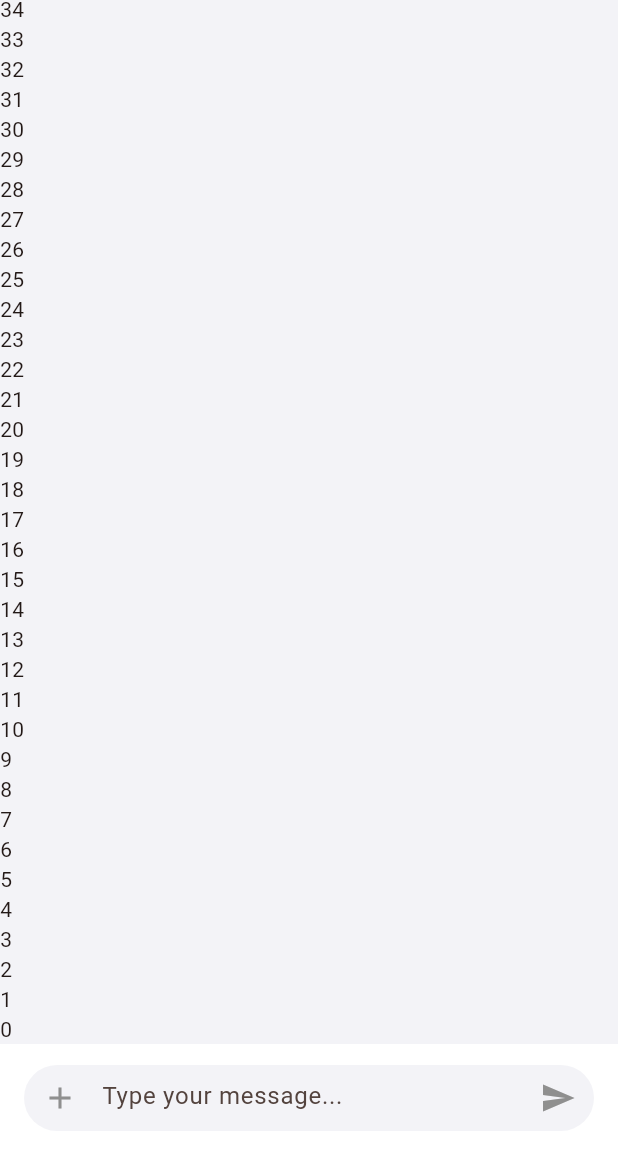
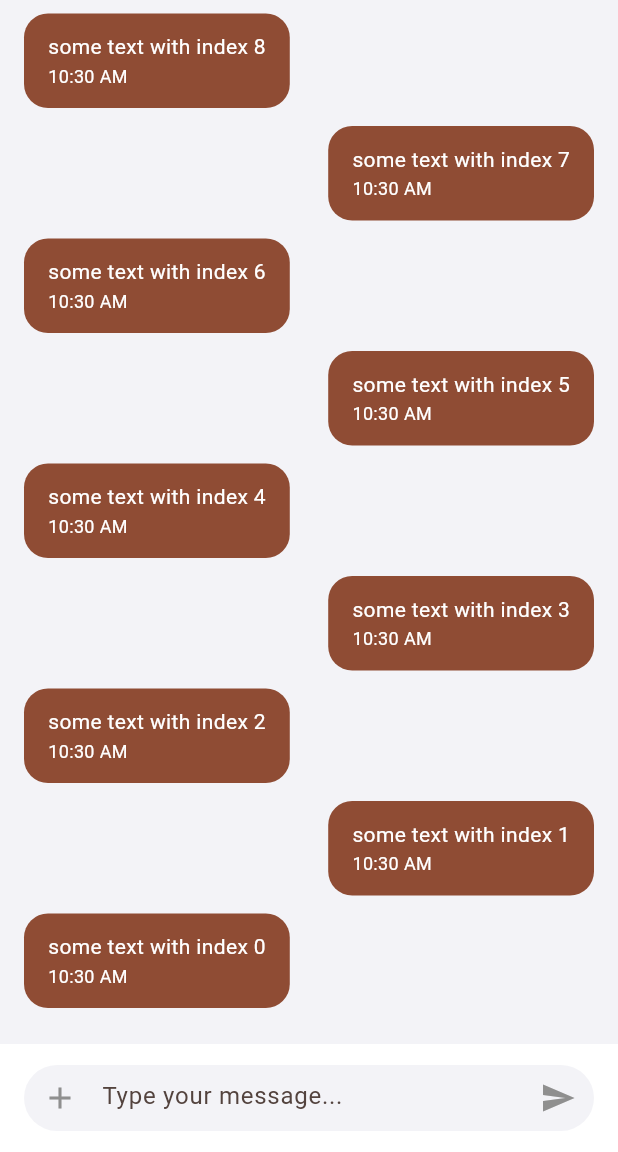
Before and after one commit to vastellorde/my_messenger, a Flutter app: the ChatPage screen opened by its route, on a phone screen of 412 x 824 dp, the part 84-1236 px from its top. Run offline on Flutter 3.47's test engine with Material 3 defaults, Android fonts, the light colour scheme and no system bars; our stand-ins replace auto_route, dio, flutter_bloc, flutter_secure_storage, freezed_annotation, get_it and 4 more; missing offline and left inert: talker_bloc_logger, talker_dio_logger; accounts and stored records are empty; statements that could not run were skipped.

Commit message:
feat(chat_page): add basic chat message

```diff
--- /dev/null
+++ b/lib/features/chat/data/models/message.dart
@@ -0,0 +1,15 @@
+import 'package:freezed_annotation/freezed_annotation.dart';
+
+part 'message.freezed.dart';
+
+enum MessageType { received, sent }
+
+@freezed
+class Message with _$Message {
+  const factory Message.text({
+    required String uid,
+    required String text,
+    required DateTime time,
+    required MessageType type,
+  }) = _TextMessage;
+}
--- /dev/null
+++ b/lib/features/chat/presentation/state/chat_bloc.dart
@@ -0,0 +1,13 @@
+import 'package:flutter_bloc/flutter_bloc.dart';
+import 'package:freezed_annotation/freezed_annotation.dart';
+import 'package:injectable/injectable.dart';
+import 'package:my_messenger/core/utils/data_state/data_state.dart';
+import 'package:my_messenger/features/chat/data/models/message.dart';
+
+part 'chat_bloc_models.dart';
+part 'chat_bloc.freezed.dart';
+
+@injectable
+class ChatBloc extends Bloc<ChatEvent, ChatState> {
+  ChatBloc() : super(ChatState.empty());
+}
--- /dev/null
+++ b/lib/features/chat/presentation/state/chat_bloc_models.dart
@@ -0,0 +1,17 @@
+part of 'chat_bloc.dart';
+
+@freezed
+class ChatEvent with _$ChatEvent {
+  const factory ChatEvent.sendMessage({required Message message}) =
+      _SendMessage;
+}
+
+@freezed
+class ChatState with _$ChatState {
+  const factory ChatState({required Ds<List<Message>> messageList}) =
+      _ChatState;
+
+  factory ChatState.empty() {
+    return ChatState(messageList: const Ds());
+  }
+}
--- a/lib/features/chat/presentation/ui/chat_page.dart
+++ b/lib/features/chat/presentation/ui/chat_page.dart
@@ -1,6 +1,8 @@
 import 'package:auto_route/auto_route.dart';
 import 'package:flutter/material.dart';
 import 'package:my_messenger/app/theme/app_colors.dart';
+import 'package:my_messenger/features/chat/data/models/message.dart';
+import 'package:my_messenger/features/chat/presentation/ui/widgets/text_message_widget.dart';
 
 @RoutePage()
 class ChatPage extends StatelessWidget {
@@ -47,10 +49,23 @@ class ChatPage extends StatelessWidget {
       body: Column(
         children: [
           Expanded(
-            child: ListView.builder(
+            child: ListView.separated(
+              padding: const EdgeInsets.symmetric(vertical: 24, horizontal: 16),
               reverse: true,
               itemBuilder: (context, index) {
-                return Text(index.toString());
+                return TextMessageWidget(
+                    message: Message.text(
+                        uid: index.toString(),
+                        text: 'some text with index $index',
+                        type: index.isEven
+                            ? MessageType.received
+                            : MessageType.sent,
+                        time: DateTime.now()));
+              },
+              separatorBuilder: (_, __) {
+                return const SizedBox(
+                  height: 12,
+                );
               },
               itemCount: 100,
             ),
--- /dev/null
+++ b/lib/features/chat/presentation/ui/widgets/text_message_widget.dart
@@ -0,0 +1,57 @@
+import 'package:flutter/material.dart';
+import 'package:intl/intl.dart';
+import 'package:my_messenger/features/chat/data/models/message.dart';
+
+class TextMessageWidget extends StatelessWidget {
+  final Message message;
+  const TextMessageWidget({required this.message, super.key});
+
+  @override
+  Widget build(BuildContext context) {
+    return Row(
+      mainAxisAlignment: message.type == MessageType.received
+          ? MainAxisAlignment.start
+          : MainAxisAlignment.end,
+      children: [
+        ConstrainedBox(
+          constraints: BoxConstraints(
+            minWidth: 24,
+            maxWidth: MediaQuery.sizeOf(context).width * 0.8,
+          ),
+          child: DecoratedBox(
+            decoration: BoxDecoration(
+              color: Theme.of(context).primaryColor,
+              borderRadius: const BorderRadius.all(
+                Radius.circular(16),
+              ),
+            ),
+            child: Padding(
+              padding: const EdgeInsets.symmetric(vertical: 12, horizontal: 16),
+              child: Column(
+                crossAxisAlignment: CrossAxisAlignment.start,
+                children: [
+                  Text(
+                    message.text,
+                    style: const TextStyle(
+                      color: Colors.white,
+                      fontSize: 14,
+                      height: 21 / 14,
+                    ),
+                  ),
+                  Text(
+                    DateFormat('hh:mm a').format(message.time),
+                    style: const TextStyle(
+                      color: Colors.white,
+                      fontSize: 12,
+                      height: 18 / 12,
+                    ),
+                  ),
+                ],
+              ),
+            ),
+          ),
+        ),
+      ],
+    );
+  }
+}
--- a/pubspec.yaml
+++ b/pubspec.yaml
@@ -38,6 +38,7 @@ dependencies:
   freezed_annotation: ^2.4.1
   get_it: ^7.6.4
   injectable: ^2.3.2
+  intl: ^0.18.1
   json_annotation: ^4.8.1
   native_dio_adapter: ^1.1.1
   rxdart: ^0.27.7
```
Also changed, not shown: lib/app/runner.config.dart, lib/features/chat/data/models/message.freezed.dart (added), lib/features/chat/presentation/state/chat_bloc.freezed.dart (added), pubspec.lock.
